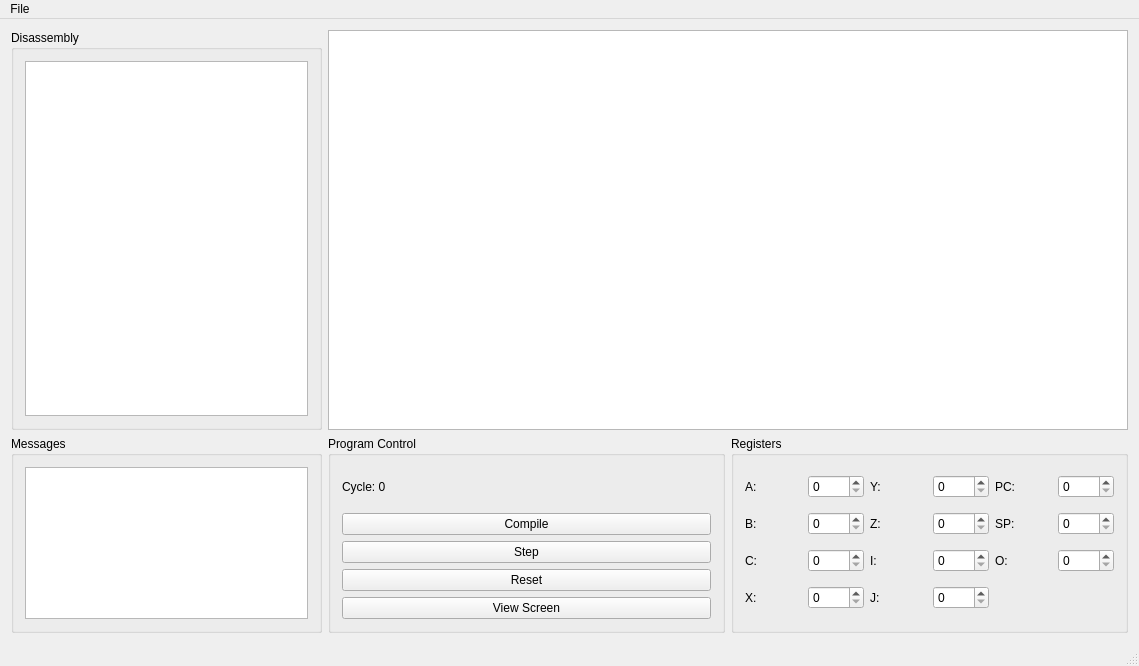
First picture: the form in dcpudeveloper.ui, repository jamie124/DCPU-Developer, before the edit.
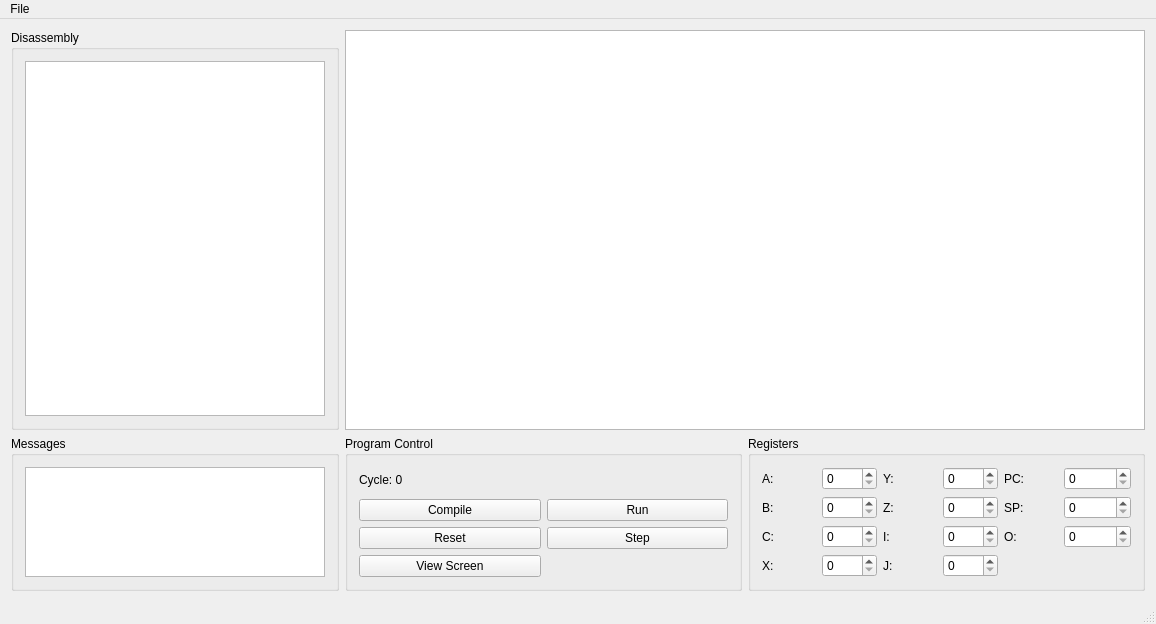
Second picture: the form after the edit.

Diff of the .ui file:
```diff
--- a/dcpudeveloper.ui
+++ b/dcpudeveloper.ui
@@ -6,18 +6,37 @@
    <rect>
     <x>0</x>
     <y>0</y>
-    <width>1139</width>
-    <height>666</height>
+    <width>1146</width>
+    <height>602</height>
    </rect>
   </property>
   <property name="windowTitle">
    <string>DCPU Developer</string>
   </property>
   <widget class="QWidget" name="centralWidget">
-   <layout class="QGridLayout" name="gridLayout_5">
+   <layout class="QGridLayout" name="gridLayout_6">
     <item row="0" column="0">
-     <layout class="QGridLayout" name="gridLayout_3">
-      <item row="0" column="1">
+     <layout class="QGridLayout" name="gridLayout">
+      <item row="0" column="0">
+       <widget class="QGroupBox" name="disassembly_gb">
+        <property name="title">
+         <string>Disassembly</string>
+        </property>
+        <layout class="QGridLayout" name="gridLayout_4">
+         <item row="0" column="0">
+          <widget class="QListView" name="disassembly">
+           <property name="minimumSize">
+            <size>
+             <width>300</width>
+             <height>0</height>
+            </size>
+           </property>
+          </widget>
+         </item>
+        </layout>
+       </widget>
+      </item>
+      <item row="0" column="1" colspan="2">
        <widget class="QTextEdit" name="editor">
         <property name="minimumSize">
          <size>
@@ -27,62 +46,85 @@
         </property>
        </widget>
       </item>
-      <item row="2" column="1">
-       <layout class="QGridLayout" name="gridLayout_4">
+      <item row="1" column="0">
+       <widget class="QGroupBox" name="messages_gb">
+        <property name="minimumSize">
+         <size>
+          <width>0</width>
+          <height>50</height>
+         </size>
+        </property>
+        <property name="title">
+         <string>Messages</string>
+        </property>
+        <layout class="QGridLayout" name="gridLayout_5">
         <item row="0" column="0">
+          <widget class="QTextEdit" name="messages"/>
+         </item>
+        </layout>
+       </widget>
+      </item>
+      <item row="1" column="1">
          <widget class="QGroupBox" name="program_control_gb">
           <property name="title">
            <string>Program Control</string>
           </property>
+        <layout class="QGridLayout" name="gridLayout_7">
+         <item row="0" column="0">
           <layout class="QGridLayout" name="gridLayout_2">
            <item row="0" column="0">
-            <layout class="QVBoxLayout" name="verticalLayout">
-             <item>
-              <widget class="QLabel" name="cycleLabel">
+            <widget class="QLabel" name="cycle_label">
                <property name="text">
                 <string>Cycle: 0</string>
                </property>
               </widget>
              </item>
-             <item>
-              <widget class="QPushButton" name="compile">
+           <item row="1" column="0">
+            <widget class="QPushButton" name="compile_button">
                <property name="text">
                 <string>Compile</string>
                </property>
               </widget>
              </item>
-             <item>
-              <widget class="QPushButton" name="step">
-               <property name="text">
-                <string>Step</string>
-               </property>
-              </widget>
-             </item>
-             <item>
-              <widget class="QPushButton" name="reset">
+           <item row="3" column="0">
+            <widget class="QPushButton" name="reset_button">
                <property name="text">
                 <string>Reset</string>
                </property>
               </widget>
              </item>
-             <item>
-              <widget class="QPushButton" name="viewScreen">
+           <item row="4" column="0">
+            <widget class="QPushButton" name="view_screen_button">
                <property name="text">
                 <string>View Screen</string>
                </property>
               </widget>
              </item>
+           <item row="1" column="1">
+            <widget class="QPushButton" name="run_button">
+             <property name="text">
+              <string>Run</string>
+             </property>
+            </widget>
+           </item>
+           <item row="3" column="1">
+            <widget class="QPushButton" name="step_button">
+             <property name="text">
+              <string>Step</string>
+             </property>
+            </widget>
+           </item>
             </layout>
            </item>
           </layout>
          </widget>
         </item>
-        <item row="0" column="1">
+      <item row="1" column="2">
          <widget class="QGroupBox" name="registers_gb">
           <property name="title">
            <string>Registers</string>
           </property>
-          <layout class="QGridLayout" name="gridLayout">
+        <layout class="QGridLayout" name="gridLayout_3">
            <item row="0" column="0">
             <widget class="QLabel" name="label">
              <property name="text">
@@ -90,28 +132,38 @@
              </property>
             </widget>
            </item>
+         <item row="0" column="1">
+          <widget class="QSpinBox" name="register_a"/>
+         </item>
            <item row="0" column="2">
-            <widget class="QSpinBox" name="spinBox"/>
-           </item>
-           <item row="0" column="3">
             <widget class="QLabel" name="label_5">
              <property name="text">
               <string>Y:</string>
              </property>
             </widget>
            </item>
+         <item row="0" column="3">
+          <widget class="QSpinBox" name="register_y"/>
+         </item>
            <item row="0" column="4">
-            <widget class="QSpinBox" name="spinBox_7"/>
-           </item>
-           <item row="0" column="5">
             <widget class="QLabel" name="label_9">
              <property name="text">
               <string>PC:</string>
              </property>
             </widget>
            </item>
-           <item row="0" column="6">
-            <widget class="QSpinBox" name="spinBox_9"/>
+         <item row="0" column="5">
+          <widget class="QSpinBox" name="register_pc">
+           <property name="sizePolicy">
+            <sizepolicy hsizetype="Preferred" vsizetype="Fixed">
+             <horstretch>0</horstretch>
+             <verstretch>0</verstretch>
+            </sizepolicy>
+           </property>
+           <property name="maximum">
+            <number>999999999</number>
+           </property>
+          </widget>
            </item>
            <item row="1" column="0">
             <widget class="QLabel" name="label_2">
@@ -120,28 +172,32 @@
              </property>
             </widget>
            </item>
-           <item row="1" column="2">
-            <widget class="QSpinBox" name="spinBox_2"/>
-           </item>
-           <item row="1" column="3">
+         <item row="1" column="1">
+          <widget class="QSpinBox" name="register_b"/>
+         </item>
+         <item row="1" column="2">
             <widget class="QLabel" name="label_7">
              <property name="text">
               <string>Z:</string>
              </property>
             </widget>
            </item>
+         <item row="1" column="3">
+          <widget class="QSpinBox" name="register_z"/>
+         </item>
            <item row="1" column="4">
-            <widget class="QSpinBox" name="spinBox_8"/>
-           </item>
-           <item row="1" column="5">
             <widget class="QLabel" name="label_10">
              <property name="text">
               <string>SP:</string>
              </property>
             </widget>
            </item>
-           <item row="1" column="6">
-            <widget class="QSpinBox" name="spinBox_10"/>
+         <item row="1" column="5">
+          <widget class="QSpinBox" name="register_sp">
+           <property name="maximum">
+            <number>999999999</number>
+           </property>
+          </widget>
            </item>
            <item row="2" column="0">
             <widget class="QLabel" name="label_3">
@@ -150,28 +206,28 @@
              </property>
             </widget>
            </item>
+         <item row="2" column="1">
+          <widget class="QSpinBox" name="register_c"/>
+         </item>
            <item row="2" column="2">
-            <widget class="QSpinBox" name="spinBox_3"/>
-           </item>
-           <item row="2" column="3">
             <widget class="QLabel" name="label_6">
              <property name="text">
               <string>I:</string>
              </property>
             </widget>
            </item>
+         <item row="2" column="3">
+          <widget class="QSpinBox" name="register_i"/>
+         </item>
            <item row="2" column="4">
-            <widget class="QSpinBox" name="spinBox_6"/>
-           </item>
-           <item row="2" column="5">
             <widget class="QLabel" name="label_11">
              <property name="text">
               <string>O:</string>
              </property>
             </widget>
            </item>
-           <item row="2" column="6">
-            <widget class="QSpinBox" name="spinBox_11"/>
+         <item row="2" column="5">
+          <widget class="QSpinBox" name="register_o"/>
            </item>
            <item row="3" column="0">
             <widget class="QLabel" name="label_4">
@@ -180,51 +236,26 @@
              </property>
             </widget>
            </item>
+         <item row="3" column="1">
+          <widget class="QSpinBox" name="register_x"/>
+         </item>
            <item row="3" column="2">
-            <widget class="QSpinBox" name="spinBox_4"/>
-           </item>
-           <item row="3" column="3">
             <widget class="QLabel" name="label_8">
              <property name="text">
               <string>J:</string>
              </property>
             </widget>
            </item>
+         <item row="3" column="3">
+          <widget class="QSpinBox" name="register_j"/>
+         </item>
            <item row="3" column="4">
-            <widget class="QSpinBox" name="spinBox_5"/>
-           </item>
-          </layout>
-         </widget>
-        </item>
-       </layout>
-      </item>
-      <item row="0" column="0">
-       <widget class="QGroupBox" name="disassembly_gb">
-        <property name="title">
-         <string>Disassembly</string>
-        </property>
-        <layout class="QGridLayout" name="gridLayout_6">
-         <item row="0" column="0">
-          <widget class="QListView" name="disassembly"/>
-         </item>
-        </layout>
-       </widget>
-      </item>
-      <item row="2" column="0">
-       <widget class="QGroupBox" name="messages_gb">
-        <property name="minimumSize">
-         <size>
-          <width>0</width>
-          <height>50</height>
-         </size>
-        </property>
-        <property name="title">
-         <string>Messages</string>
-        </property>
-        <layout class="QGridLayout" name="gridLayout_7">
-         <item row="0" column="0">
-          <widget class="QTextEdit" name="messages"/>
-         </item>
+          <widget class="QLabel" name="test">
+           <property name="text">
+            <string/>
+           </property>
+          </widget>
+         </item>
         </layout>
        </widget>
       </item>
@@ -243,7 +274,7 @@
     <rect>
      <x>0</x>
      <y>0</y>
-     <width>1139</width>
+     <width>1146</width>
      <height>21</height>
     </rect>
    </property>
```
Left out of the diff: 5 changed lines with no effect on the pictures. Lines whose indentation alone changed are shown as unchanged.
